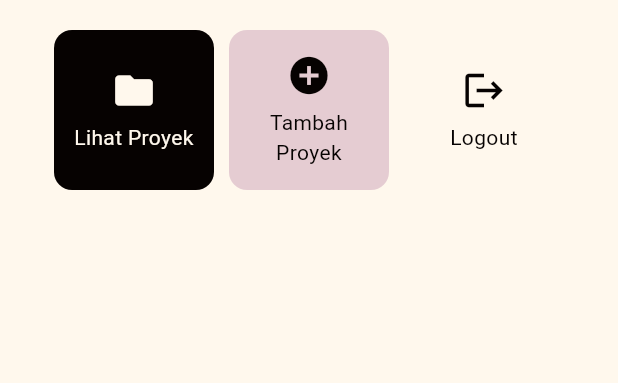
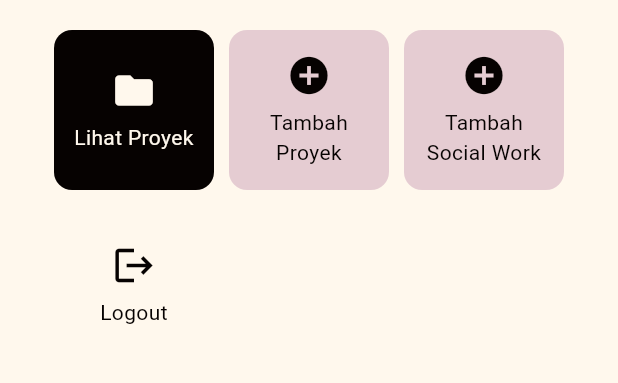
Before and after one commit to kayylaal/myportofolio_mobile, a Flutter app: the screen it shows after launch, on a phone screen of 412 x 824 dp, the part 327-710 px from its top. Run offline on Flutter 3.47's test engine with Material 3 defaults, Android fonts, the phone set to English and light mode, and no system bars; our stand-ins replace material_ui.

Commit message:
feat: add social work action card

```diff
--- a/lib/screens/menu.dart
+++ b/lib/screens/menu.dart
@@ -12,6 +12,11 @@ class MyHomePage extends StatelessWidget {
   final List<ItemHomepage> items = [
     ItemHomepage("Lihat Proyek", Icons.folder, const Color(0xFF060201)),
     ItemHomepage("Tambah Proyek", Icons.add_circle, const Color(0xFFE5CCD2)),
+    ItemHomepage(
+      "Tambah Social Work",
+      Icons.add_circle,
+      const Color(0xFFE5CCD2),
+    ),
     ItemHomepage("Logout", Icons.logout, const Color(0xFFFFF8ED)),
   ];
 
```
Also changed, not shown: lib/widgets/project_card.dart (+10 -0 lines).
